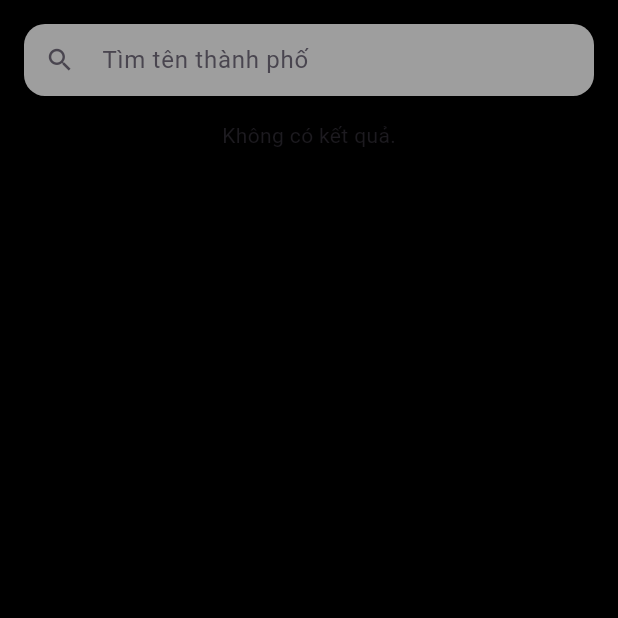
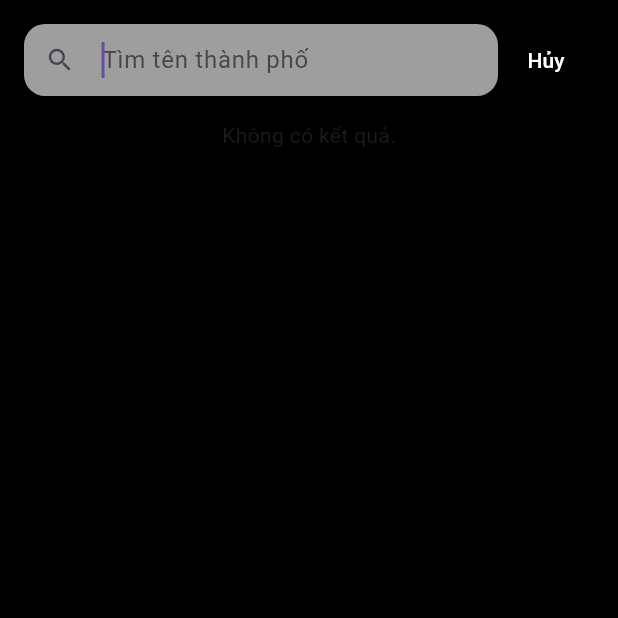
Before and after one commit to ndgiang02/Weather-App, a Flutter app: the AutoLocationScreen screen opened by its route, on a phone screen of 412 x 824 dp, the top half of it. Run offline on Flutter 3.47's test engine with Material 3 defaults, Android fonts, the phone set to English and light mode, and no system bars; our stand-ins replace bloc, equatable, flutter_bloc, flutter_dotenv, flutter_svg, get_it; Roboto replaces fonts that are missing (SFPro).

```diff
--- a/lib/features/data/repositories/weather_repositories_impl.dart
+++ b/lib/features/data/repositories/weather_repositories_impl.dart
@@ -9,7 +9,8 @@ class WeatherRepositoryImpl implements WeatherRepository {
 
   @override
   Future<WeatherResponseEntity> getWeatherLocation(double lat, double lon) async {
-    return await weatherDataSource.getWeather(lat, lon);
+    final result = await weatherDataSource.getWeather(lat, lon);
+    return result.toEntity();
   }
 
 }
--- a/lib/features/pretentation/auto_location/auto_location_cubit.dart
+++ b/lib/features/pretentation/auto_location/auto_location_cubit.dart
@@ -3,7 +3,9 @@ import 'package:flutter_bloc/flutter_bloc.dart';
 
 import '../../../../core/utils/load_status.dart';
 import '../../domain/entities/auto_location.dart';
+import '../../domain/entities/weather.dart';
 import '../../domain/usecases/get_auto.dart';
+import '../../domain/usecases/get_weather.dart';
 
 part 'auto_location_state.dart';
 
@@ -11,15 +13,30 @@ class AutoLocationCubit extends Cubit<AutoLocationState> {
 
   final GetAutoUseCase getAutoUseCase;
 
-  AutoLocationCubit({required this.getAutoUseCase}) : super(AutoLocationState());
+  final GetWeatherUseCase getWeatherUseCase;
 
-  Future<void> getAutoLoacation(String query) async {
+
+  AutoLocationCubit(this.getWeatherUseCase, {required this.getAutoUseCase})
+      : super(const AutoLocationState());
+
+  Future<void> getAutoLocation(String query) async {
     emit(state.copyWith(status: LoadStatus.Loading));
     try {
-      final List<LocationSuggestionEntity> suggestions = await getAutoUseCase.execute(query);
+      final List<LocationSuggestionEntity> suggestions =
+          await getAutoUseCase.execute(query);
       emit(state.copyWith(status: LoadStatus.Done, suggestions: suggestions));
     } catch (e) {
       emit(state.copyWith(status: LoadStatus.Error));
     }
   }
+
+  Future<void> fetchWeather(double lat, double lon) async {
+    emit(state.copyWith(status: LoadStatus.Loading));
+    try {
+      final weather = await getWeatherUseCase.execute(lat, lon);
+      emit(state.copyWith(status: LoadStatus.Done, weather: weather));
+    } catch (e) {
+      emit(state.copyWith(status: LoadStatus.Error, errMsg: e.toString()));
+    }
+  }
 }
--- a/lib/features/pretentation/auto_location/auto_location_screen.dart
+++ b/lib/features/pretentation/auto_location/auto_location_screen.dart
@@ -4,8 +4,31 @@ import 'package:flutter_bloc/flutter_bloc.dart';
 import '../../../../core/utils/load_status.dart';
 import 'auto_location_cubit.dart';
 
-class AutoLocationScreen extends StatelessWidget {
+class AutoLocationScreen extends StatefulWidget {
+  const AutoLocationScreen({super.key});
+
+  @override
+  AutoLocationScreenState createState() => AutoLocationScreenState();
+}
+
+class AutoLocationScreenState extends State<AutoLocationScreen> {
   final TextEditingController _controller = TextEditingController();
+  final FocusNode _focusNode = FocusNode();
+
+  @override
+  void initState() {
+    super.initState();
+    WidgetsBinding.instance.addPostFrameCallback((_) {
+      FocusScope.of(context).requestFocus(_focusNode);
+    });
+  }
+
+  @override
+  void dispose() {
+    _controller.dispose();
+    _focusNode.dispose();
+    super.dispose();
+  }
 
   @override
   Widget build(BuildContext context) {
@@ -16,8 +39,12 @@ class AutoLocationScreen extends StatelessWidget {
             padding: const EdgeInsets.all(16.0),
             child: Column(
               children: [
-                TextField(
+                Row(
+                  children: [
+                    Expanded(
+                      child: TextField(
                         controller: _controller,
+                        focusNode: _focusNode,
                         decoration: InputDecoration(
                           hintText: "Tìm tên thành phố",
                           border: OutlineInputBorder(
@@ -37,19 +64,37 @@ class AutoLocationScreen extends StatelessWidget {
                           ),
                         ),
                         onChanged: (value) {
-                    context.read<AutoLocationCubit>().getAutoLoacation(value);
+                          context
+                              .read<AutoLocationCubit>()
+                              .getAutoLocation(value);
                         },
+                      ),
+                    ),
+                    TextButton(
+                        onPressed: () {
+                          _controller.clear();
+                          Navigator.pop(context);
+                          FocusScope.of(context).unfocus();
+                        },
+                        child: const Text(
+                          'Hủy',
+                          style: TextStyle(fontSize: 14, color: Colors.white),
+                        ))
+                  ],
                 ),
                 const SizedBox(height: 16),
                 if (state.status == LoadStatus.Loading)
-                  Image.asset(
-                    'assets/gif/loading.gif',
-                    height: 50,
-                    width: 50,
+                  Center(
+                    child: Image.asset(
+                      'assets/gif/loading-load.gif',
+                      height: 30,
+                      width: 30,
+                    ),
                   )
                 else if (state.status == LoadStatus.Error)
                   const Center(child: Text('Đã xảy ra lỗi, vui lòng thử lại!'))
-                else if (state.status == LoadStatus.Done && state.suggestions.isNotEmpty)
+                else if (state.status == LoadStatus.Done &&
+                    state.suggestions.isNotEmpty)
                   Expanded(
                     child: ListView.separated(
                       itemCount: state.suggestions.length,
@@ -57,12 +102,10 @@ class AutoLocationScreen extends StatelessWidget {
                         final suggestion = state.suggestions[index];
                         return ListTile(
                           title: Text(suggestion.region),
-                          onTap: () {
-                            _controller.text = suggestion.name;
-/* context.read<HomeWeatherCubit>().fetchWeather(suggestion.name);*/
-                            FocusScope.of(context)
-                                .unfocus();
+                          onTap: () async {
+                            await context.read<AutoLocationCubit>().fetchWeather(suggestion.latitude, suggestion.longitude);
                           },
+
                         );
                       },
                       separatorBuilder: (context, index) => const Divider(),
--- a/lib/features/pretentation/auto_location/auto_location_state.dart
+++ b/lib/features/pretentation/auto_location/auto_location_state.dart
@@ -2,20 +2,28 @@ part of 'auto_location_cubit.dart';
 
 class AutoLocationState extends Equatable {
   final LoadStatus status;
+  final WeatherResponseEntity? weather;
   final List<LocationSuggestionEntity> suggestions;
+  final String errMsg;
 
-   AutoLocationState({
+   const AutoLocationState({
     this.status = LoadStatus.Init,
+     this.weather,
     this.suggestions = const [],
+     this.errMsg = '',
   });
 
   AutoLocationState copyWith({
     LoadStatus? status,
+    WeatherResponseEntity? weather,
     List<LocationSuggestionEntity>? suggestions,
+    String? errMsg,
   }) {
     return AutoLocationState(
       status: status ?? this.status,
+      weather: weather ?? this.weather,
       suggestions: suggestions ?? this.suggestions,
+      errMsg: errMsg ?? this.errMsg,
     );
   }
 
--- a/lib/features/pretentation/home/home_cubit.dart
+++ b/lib/features/pretentation/home/home_cubit.dart
@@ -9,6 +9,8 @@ import 'home_state.dart';
 class HomeCubit extends Cubit<HomeState> {
 
   final GetWeatherUseCase getWeatherUseCase;
+
+
 
   HomeCubit({required this.getWeatherUseCase}) : super(const HomeState());
 
--- a/lib/injection.dart
+++ b/lib/injection.dart
@@ -42,7 +42,7 @@ void setupLocator() {
   // Đăng ký các Cubit
   locator.registerFactory<HomeCubit>(() => HomeCubit(getWeatherUseCase: locator()));
 
-  locator.registerFactory<AutoLocationCubit>(() => AutoLocationCubit(getAutoUseCase: locator()));
+  locator.registerFactory<AutoLocationCubit>(() => AutoLocationCubit(locator<GetWeatherUseCase>(), getAutoUseCase: locator()));
 
 
 /*  // data source
--- a/pubspec.yaml
+++ b/pubspec.yaml
@@ -36,6 +36,7 @@ flutter:
 
   assets:
     - assets/svg/
+    - assets/gif/
     - assets/gif/loading.gif
     - .env
 
```
Also changed, not shown: lib/features/data/data_source/weather_data_source.dart (+6 -2 lines), lib/features/data/models/weather_response.dart (+4 -3 lines), lib/features/pretentation/home/home_screen.dart (+7 -10 lines), lib/main.dart (+9 -3 lines), assets/gif/loading-load.gif (added), lib/routes.dart (added), 1 other file. Lines whose indentation alone changed are shown as unchanged.
